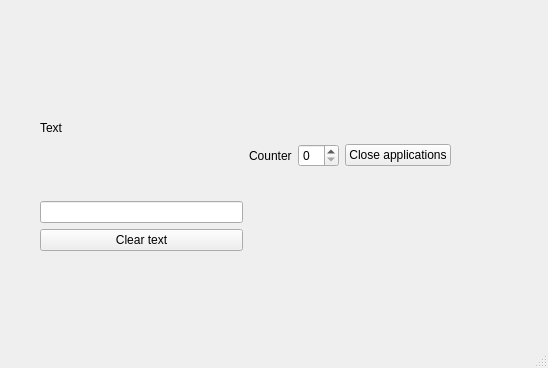
Old version of the form mainwindow.ui in the repository MukhriddinBadriev/QtDesigner_9.3.1.
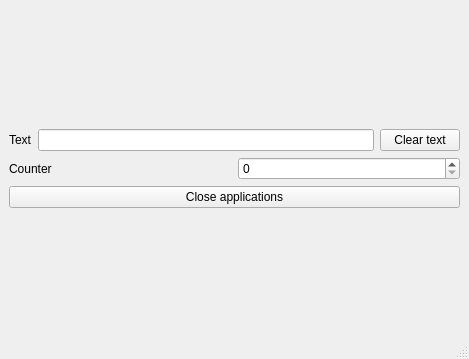
New version of the form.

Diff of the .ui file:
```diff
--- a/mainwindow.ui
+++ b/mainwindow.ui
@@ -6,26 +6,19 @@
    <rect>
     <x>0</x>
     <y>0</y>
-    <width>548</width>
-    <height>368</height>
+    <width>469</width>
+    <height>359</height>
    </rect>
   </property>
   <property name="windowTitle">
    <string>MainWindow</string>
   </property>
   <widget class="QWidget" name="centralwidget">
-   <widget class="QWidget" name="">
-    <property name="geometry">
-     <rect>
-      <x>40</x>
-      <y>60</y>
-      <width>411</width>
-      <height>191</height>
-     </rect>
-    </property>
-    <layout class="QHBoxLayout" name="horizontalLayout_2">
-     <item>
-      <layout class="QVBoxLayout" name="verticalLayout_2">
+   <layout class="QGridLayout" name="gridLayout_2">
+    <item row="0" column="0">
+     <layout class="QGridLayout" name="gridLayout">
+      <item row="0" column="0">
+       <layout class="QHBoxLayout" name="horizontalLayout">
        <item>
         <widget class="QLabel" name="lb_text1">
          <property name="text">
@@ -45,10 +38,13 @@
        </item>
       </layout>
      </item>
-     <item>
-      <layout class="QHBoxLayout" name="horizontalLayout">
+      <item row="1" column="0">
+       <layout class="QHBoxLayout" name="horizontalLayout_2">
        <item>
         <widget class="QLabel" name="lb_text2">
+          <property name="layoutDirection">
+           <enum>Qt::RightToLeft</enum>
+          </property>
          <property name="text">
           <string>Counter</string>
          </property>
@@ -57,7 +53,9 @@
        <item>
         <widget class="QSpinBox" name="spinBox"/>
        </item>
-       <item>
+       </layout>
+      </item>
+      <item row="2" column="0">
         <widget class="QPushButton" name="pb2">
          <property name="text">
           <string>Close applications</string>
@@ -68,13 +66,12 @@
      </item>
     </layout>
    </widget>
-  </widget>
   <widget class="QMenuBar" name="menubar">
    <property name="geometry">
     <rect>
      <x>0</x>
      <y>0</y>
-     <width>548</width>
+     <width>469</width>
      <height>22</height>
     </rect>
    </property>
```
Lines whose indentation alone changed are shown as unchanged.
